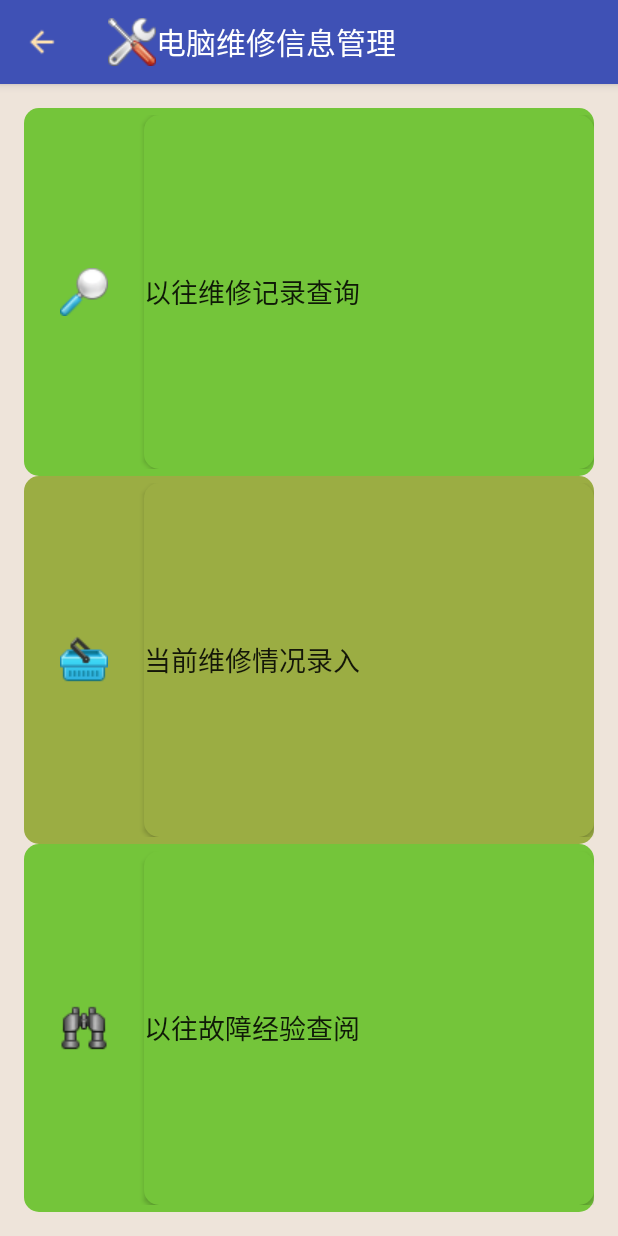
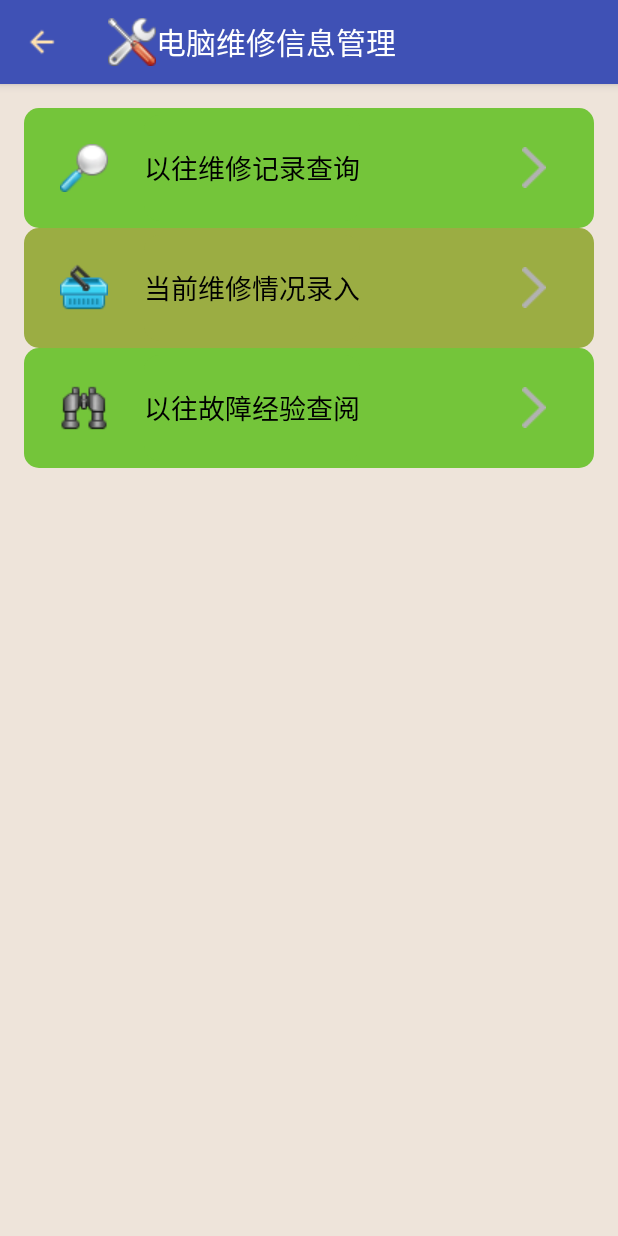
Before and after one commit to chailyuan/MessageHost_tabview, an Android app: the RepairMessageActivity screen opened directly, with no data from a screen before it, on a phone screen of 412 x 824 dp. Run offline under Robolectric (Android 15) with nearby library versions, the phone set to English and light mode, and no system bars.

Commit message:
添加了时间选择器，主界面添加了几个选项

```diff
--- a/app/src/main/java/com/gaga/messagehost/RepairMessageActivity.java
+++ b/app/src/main/java/com/gaga/messagehost/RepairMessageActivity.java
@@ -6,6 +6,7 @@ import android.support.v7.app.AppCompatActivity;
 import android.support.v7.widget.Toolbar;
 import android.view.View;
 import android.widget.Button;
+import android.widget.LinearLayout;
 
 /**
  * Created by 临园 on 2016/4/24.
@@ -29,22 +30,21 @@ public class RepairMessageActivity extends AppCompatActivity implements View.OnC
                 finish();
             }
         });
-
-        ((Button)findViewById(R.id.btn_RepairCheck)).setOnClickListener(this);
-        ((Button)findViewById(R.id.btn_RepairImport)).setOnClickListener(this);
-        ((Button)findViewById(R.id.btn_RepairHistory)).setOnClickListener(this);
+        ((LinearLayout)findViewById(R.id.ll_check)).setOnClickListener(this);
+        ((LinearLayout)findViewById(R.id.ll_import)).setOnClickListener(this);
+        ((LinearLayout)findViewById(R.id.ll_history)).setOnClickListener(this);
     }
 
     @Override
     public void onClick(View v) {
         switch (v.getId()){
-            case R.id.btn_RepairCheck:
+            case R.id.ll_check:
                 startActivity(new Intent(RepairMessageActivity.this,RepairCheckActivity.class));
                 break;
-            case R.id.btn_RepairImport:
+            case R.id.ll_import:
                 startActivity(new Intent(RepairMessageActivity.this,RepairImportActivity.class));
                 break;
-            case R.id.btn_RepairHistory:
+            case R.id.ll_history:
                 startActivity(new Intent(RepairMessageActivity.this,RepairHistoryActivity.class));
                 break;
         }
--- a/app/src/main/res/layout/layout_repairmess.xml
+++ b/app/src/main/res/layout/layout_repairmess.xml
@@ -35,9 +35,9 @@
 
 
         <LinearLayout
-            android:layout_weight="1"
+            android:id="@+id/ll_check"
             android:layout_width="match_parent"
-            android:layout_height="wrap_content"
+            android:layout_height="80dp"
             android:orientation="horizontal"
             android:background="@drawable/background_rectangle3"
             >
@@ -46,22 +46,31 @@
                 android:layout_width="80dp"
                 android:layout_height="wrap_content"
                 android:layout_gravity="center_vertical"/>
-            <Button
+            <TextView
                 android:textSize="18sp"
                 android:id="@+id/btn_RepairCheck"
-                android:layout_width="match_parent"
+                android:layout_width="wrap_content"
                 android:layout_height="match_parent"
-                android:textAlignment="textStart"
+                android:gravity="center_vertical"
                 android:layout_gravity="start"
+                android:textColor="#ff000000"
                 android:text="以往维修记录查询"
-                android:background="@drawable/background_rectangle3"
+                android:background="@drawable/background_rectangle3"/>
+            <LinearLayout
+                android:layout_width="wrap_content"
+                android:layout_height="wrap_content"
                 android:layout_weight="1"/>
+            <ImageView
+                android:src="@drawable/akg"
+                android:layout_width="80dp"
+                android:layout_height="wrap_content"
+                android:layout_gravity="center_vertical"/>
         </LinearLayout>
 
         <LinearLayout
-            android:layout_weight="1"
+            android:id="@+id/ll_import"
             android:layout_width="match_parent"
-            android:layout_height="wrap_content"
+            android:layout_height="80dp"
             android:orientation="horizontal"
             android:background="@drawable/background_rectangle4"
             >
@@ -70,21 +79,30 @@
                 android:layout_width="80dp"
                 android:layout_height="wrap_content"
                 android:layout_gravity="center_vertical"/>
-            <Button
+            <TextView
                 android:textSize="18sp"
                 android:id="@+id/btn_RepairImport"
-                android:layout_width="match_parent"
+                android:layout_width="wrap_content"
                 android:layout_height="match_parent"
-                android:textAlignment="textStart"
+                android:gravity="center_vertical"
                 android:layout_gravity="start"
+                android:textColor="#ff000000"
                 android:background="@drawable/background_rectangle4"
-                android:text="当前维修情况录入"
-                android:layout_weight="1"/>
+                android:text="当前维修情况录入"/>
+            <LinearLayout
+            android:layout_width="wrap_content"
+            android:layout_height="wrap_content"
+            android:layout_weight="1"/>
+            <ImageView
+                android:src="@drawable/akg"
+                android:layout_width="80dp"
+                android:layout_height="wrap_content"
+                android:layout_gravity="center_vertical"/>
         </LinearLayout>
         <LinearLayout
-            android:layout_weight="1"
+            android:id="@+id/ll_history"
             android:layout_width="match_parent"
-            android:layout_height="wrap_content"
+            android:layout_height="80dp"
             android:orientation="horizontal"
             android:background="@drawable/background_rectangle5"
             >
@@ -93,16 +111,25 @@
                 android:layout_width="80dp"
                 android:layout_height="wrap_content"
                 android:layout_gravity="center_vertical"/>
-            <Button
+            <TextView
                 android:textSize="18sp"
                 android:id="@+id/btn_RepairHistory"
-                android:layout_width="match_parent"
+                android:layout_width="wrap_content"
                 android:layout_height="match_parent"
-                android:textAlignment="textStart"
+                android:gravity="center_vertical"
                 android:layout_gravity="start"
+                android:textColor="#ff000000"
                 android:background="@drawable/background_rectangle5"
-                android:text="以往故障经验查阅"
+                android:text="以往故障经验查阅"/>
+            <LinearLayout
+                android:layout_width="wrap_content"
+                android:layout_height="wrap_content"
                 android:layout_weight="1"/>
+            <ImageView
+                android:src="@drawable/akg"
+                android:layout_width="80dp"
+                android:layout_height="wrap_content"
+                android:layout_gravity="center_vertical"/>
         </LinearLayout>
     </LinearLayout>
 
```
Also changed, not shown: app/src/main/java/com/gaga/messagehost/RepairImportActivity.java (+49 -26 lines), app/src/main/res/drawable/background_button_login.xml (+9 -11 lines), app/src/main/res/layout/layout_login.xml (+32 -0 lines), app/src/main/res/layout/layout_repairimport.xml (+14 -8 lines), app/src/main/res/drawable/akg.png (added), app/src/main/res/drawable/ap7.png (added), app/src/main/res/drawable/rx.png (added), app/src/main/res/drawable/sm.png (added), app/src/main/res/drawable/sp.png (added), app/src/main/res/drawable/y7.png (added), 1 other file.
